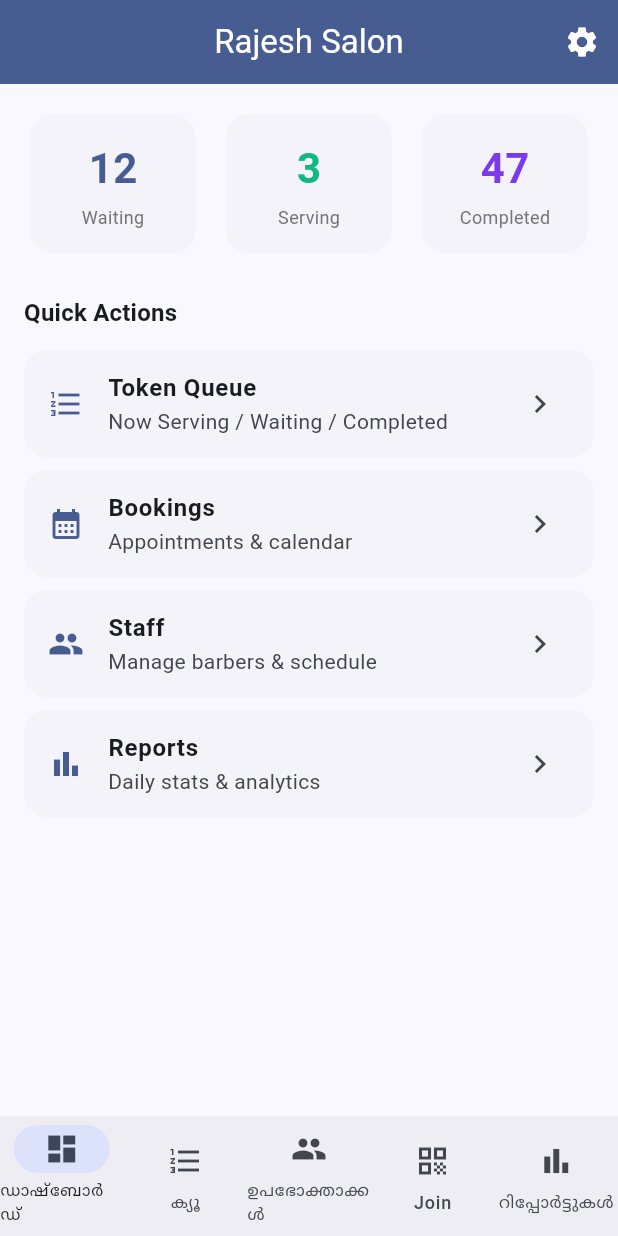
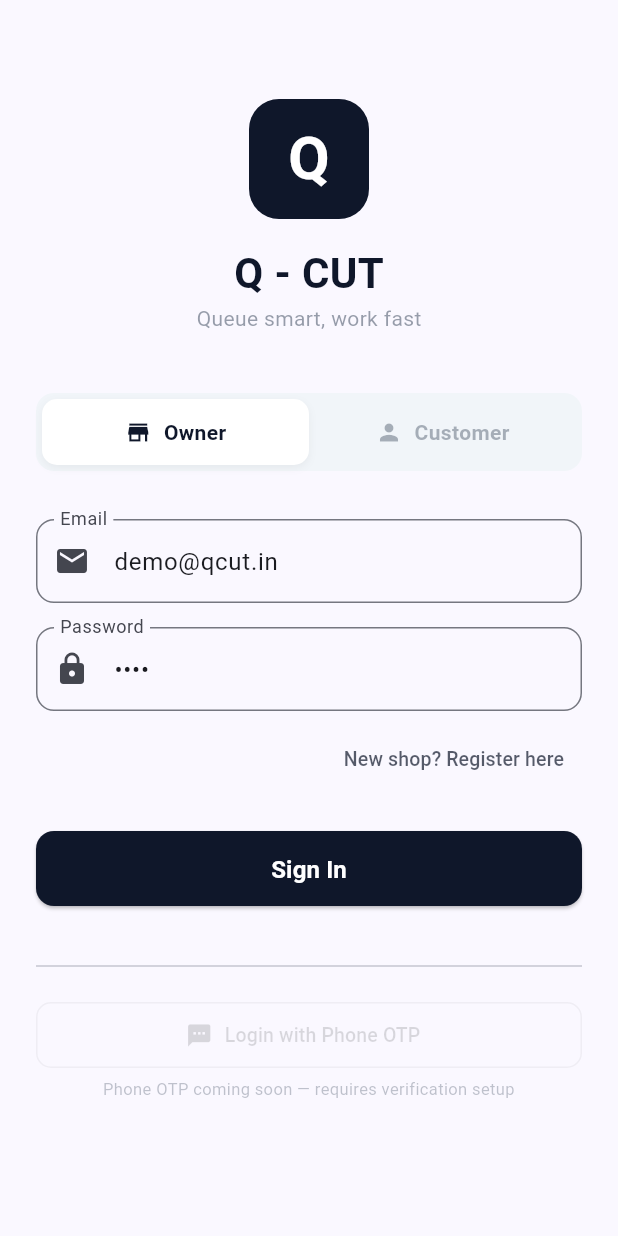
Before and after one commit to sansan69/qcut-flutter, a Flutter app: the screen it shows after launch, on a phone screen of 412 x 824 dp. Run offline on Flutter 3.47's test engine with Material 3 defaults, Android fonts, the phone set to English and light mode, and no system bars; accounts and stored records are empty; Roboto replaces fonts that are missing (Poppins).

Commit message:
feat: auth system — email/password + anonymous + phone OTP stub - AuthService interface with DemoAuthService (works immediately, no backend) - Login screen: Owner/Customer toggle, email+password, register - Customer: anonymous sign-in with just a name — no account, no cost - Phone OTP grayed out for future — ready to wire when budget allows - Sign-out from Dashboard AppBar - Firebase deps commented out in pubspec (uncomment + google-services.json when ready)

```diff
--- a/lib/main.dart
+++ b/lib/main.dart
@@ -1,8 +1,11 @@
 import 'package:flutter/material.dart';
 import 'package:flutter/services.dart';
 import 'package:flutter_localizations/flutter_localizations.dart';
+import 'dart:async';
 import 'l10n/app_localizations.dart';
 import 'theme/app_theme.dart';
+import 'services/auth_service.dart';
+import 'screens/auth/login_screen.dart';
 import 'screens/owner/owner_dashboard_screen.dart';
 import 'screens/owner/token_queue_screen.dart';
 import 'screens/owner/staff_screen.dart';
@@ -36,13 +39,59 @@ class QCutApp extends StatelessWidget {
         GlobalWidgetsLocalizations.delegate,
         GlobalCupertinoLocalizations.delegate,
       ],
-      home: const QCutHome(),
+      home: const AuthGate(),
     );
   }
 }
 
+/// Auth gate — shows login if not signed in, home if signed in
+class AuthGate extends StatefulWidget {
+  const AuthGate({super.key});
+
+  @override
+  State<AuthGate> createState() => _AuthGateState();
+}
+
+class _AuthGateState extends State<AuthGate> {
+  // Use demo auth by default. Swap to FirebaseAuthService when ready.
+  final AuthService _auth = DemoAuthService();
+  StreamSubscription<AuthUser?>? _sub;
+  AuthUser? _user;
+
+  @override
+  void initState() {
+    super.initState();
+    _user = _auth.currentUser;
+    _sub = _auth.authStateChanges.listen((user) {
+      setState(() => _user = user);
+    });
+  }
+
+  @override
+  void dispose() {
+    _sub?.cancel();
+    if (_auth is DemoAuthService) (_auth as DemoAuthService).dispose();
+    super.dispose();
+  }
+
+  @override
+  Widget build(BuildContext context) {
+    if (_user == null) {
+      return LoginScreen(auth: _auth);
+    }
+    return QCutHome(auth: _auth, user: _user!);
+  }
+}
+
+// ──────────────────────────────────────────────
+// Main App (after auth)
+// ──────────────────────────────────────────────
+
 class QCutHome extends StatefulWidget {
-  const QCutHome({super.key});
+  final AuthService auth;
+  final AuthUser user;
+
+  const QCutHome({super.key, required this.auth, required this.user});
 
   @override
   State<QCutHome> createState() => _QCutHomeState();
@@ -51,24 +100,30 @@ class QCutHome extends StatefulWidget {
 class _QCutHomeState extends State<QCutHome> {
   int _currentIndex = 0;
 
-  // Demo data
-  final Tenant _demoTenant = Tenant(
-    id: 'demo-1', name: 'Rajesh Salon', ownerEmail: 'rajesh@demo.com',
-    businessType: 'salon', planLevel: 1, bookingMode: 'token',
-    phone: '+919****3210', address: 'Near Bus Stand, Kollam',
-  );
-
+  // Demo data — in production, fetch from Firestore
+  late final Tenant _demoTenant;
   late final List<Barber> _barbers;
   late final List<TokenEntry> _serving;
   late final List<TokenEntry> _waiting;
   late final List<TokenEntry> _completed;
   late final List<Booking> _bookings;
-
   int _nextToken = 8;
 
   @override
   void initState() {
     super.initState();
+
+    _demoTenant = Tenant(
+      id: widget.user.uid,
+      name: widget.user.email ?? 'My Shop',
+      ownerEmail: widget.user.email ?? '',
+      businessType: 'salon',
+      planLevel: 1,
+      bookingMode: 'token',
+      phone: '+919****3210',
+      address: 'Kerala',
+    );
+
     _barbers = [
       Barber(id: 'b1', name: 'Rajesh', order: 0),
       Barber(id: 'b2', name: 'Faisal', order: 1),
@@ -89,54 +144,49 @@ class _QCutHomeState extends State<QCutHome> {
       TokenEntry(id: '8', tokenNumber: 3, name: 'Harish', status: 'completed', staffName: 'Faisal'),
     ];
     _bookings = [
-      Booking(id: 'bk1', tenantId: 'demo-1', customerName: 'Anil Kumar', phoneNumber: '+919****5555',
+      Booking(id: 'bk1', tenantId: widget.user.uid, customerName: 'Anil Kumar', phoneNumber: '+919****5555',
         barberId: 'b1', barberName: 'Rajesh', date: '2026-05-23', timeSlot: '10:30',
         status: 'confirmed', serviceType: 'Haircut + Beard', bookingCode: 'QC-101', durationMin: 45,
         createdAt: DateTime.now().subtract(const Duration(hours: 2))),
-      Booking(id: 'bk2', tenantId: 'demo-1', customerName: 'Manoj Nair', phoneNumber: '+919****6666',
+      Booking(id: 'bk2', tenantId: widget.user.uid, customerName: 'Manoj Nair', phoneNumber: '+919****6666',
         barberId: 'b2', barberName: 'Faisal', date: '2026-05-23', timeSlot: '11:30',
         status: 'confirmed', serviceType: 'Beard Trim', bookingCode: 'QC-102', durationMin: 20,
         createdAt: DateTime.now().subtract(const Duration(hours: 3))),
-      Booking(id: 'bk3', tenantId: 'demo-1', customerName: 'Sunil Varma', phoneNumber: '+919****7777',
+      Booking(id: 'bk3', tenantId: widget.user.uid, customerName: 'Sunil Varma', phoneNumber: '+919****7777',
         barberId: 'b1', barberName: 'Rajesh', date: '2026-05-21', timeSlot: '14:00',
         status: 'completed', serviceType: 'Haircut', bookingCode: 'QC-98', durationMin: 30,
         createdAt: DateTime.now().subtract(const Duration(days: 2))),
     ];
   }
 
-  // --- Token Queue Actions ---
+  // --- Token Queue ---
   void _callNext() => setState(() {
     HapticFeedback.mediumImpact();
     if (_serving.isNotEmpty) { _completed.insert(0, _serving.first.copyWith(status: 'completed')); _serving.clear(); }
     if (_waiting.isNotEmpty) { _serving.add(_waiting.first.copyWith(status: 'serving')); _waiting.removeAt(0); }
   });
-
   void _complete(TokenEntry t) => setState(() {
     HapticFeedback.lightImpact();
     _serving.remove(t); _completed.insert(0, t.copyWith(status: 'completed'));
     if (_waiting.isNotEmpty) { _serving.add(_waiting.first.copyWith(status: 'serving')); _waiting.removeAt(0); }
   });
-
   void _noShow(TokenEntry t) => setState(() {
     _serving.remove(t); _completed.insert(0, t.copyWith(status: 'no-show'));
     if (_waiting.isNotEmpty) { _serving.add(_waiting.first.copyWith(status: 'serving')); _waiting.removeAt(0); }
   });
-
   void _cancel(TokenEntry t) => setState(() => _waiting.remove(t));
 
-  // --- Customer Actions ---
+  // --- Customer ---
   void _customerJoin(String barberId, String name, String phone) => setState(() {
     final barber = _barbers.firstWhere((b) => b.id == barberId);
     _waiting.add(TokenEntry(
       id: DateTime.now().millisecondsSinceEpoch.toString(),
-      tokenNumber: _nextToken++,
-      name: name, phone: phone, status: 'waiting',
+      tokenNumber: _nextToken++, name: name, phone: phone, status: 'waiting',
       staffName: barber.name,
       date: DateTime.now().toIso8601String().substring(0, 10),
       createdAt: DateTime.now(),
     ));
   });
-
   void _cancelBooking(Booking b) => setState(() {
     final idx = _bookings.indexOf(b);
     _bookings[idx] = Booking(
@@ -148,28 +198,23 @@ class _QCutHomeState extends State<QCutHome> {
     );
   });
 
-  // --- Staff Actions ---
+  // --- Staff ---
   void _addBarber(String name) => setState(() {
     _barbers.add(Barber(id: 'b${_barbers.length + 1}', name: name, order: _barbers.length));
   });
-
   void _toggleBarber(Barber b) => setState(() {
     final idx = _barbers.indexOf(b);
     _barbers[idx] = Barber(id: b.id, name: b.name, isActive: !b.isActive, photoURL: b.photoURL, order: b.order);
   });
-
-  void _deleteBarber(String id) => setState(() {
-    _barbers.removeWhere((b) => b.id == id);
-  });
+  void _deleteBarber(String id) => setState(() => _barbers.removeWhere((b) => b.id == id));
 
   // --- Settings ---
-  void _saveSettings(Tenant updated) => setState(() {
-    // In production: save to Firestore
-  });
+  void _saveSettings(Tenant updated) => setState(() { /* Firestore save in production */ });
 
-  // --- Navigation helpers ---
-  void _push(Widget screen) {
-    Navigator.push(context, MaterialPageRoute(builder: (_) => screen));
+  void _push(Widget screen) => Navigator.push(context, MaterialPageRoute(builder: (_) => screen));
+
+  Future<void> _signOut() async {
+    await widget.auth.signOut();
   }
 
   @override
@@ -178,7 +223,7 @@ class _QCutHomeState extends State<QCutHome> {
 
     return Scaffold(
       body: IndexedStack(index: _currentIndex, children: [
-        // Tab 0: Owner Dashboard
+        // Tab 0: Dashboard
         OwnerDashboardScreen(
           tenant: _demoTenant,
           onOpenQueue: () => _push(TokenQueueScreen(
@@ -192,16 +237,17 @@ class _QCutHomeState extends State<QCutHome> {
             completedTokens: _completed, completedBookings: _bookings.where((b) => b.status == 'completed').toList(),
             waitingTokens: _waiting, servingTokens: _serving,
           )),
+          onSignOut: _signOut,
         ),
-        // Tab 1: Token Queue (owner view)
+        // Tab 1: Queue
         TokenQueueScreen(serving: _serving, waiting: _waiting, completed: _completed,
           onCallNext: _callNext, onComplete: _complete, onNoShow: _noShow, onCancel: _cancel),
-        // Tab 2: Customers (history + list)
+        // Tab 2: Customers
         CustomerListScreen(
           completedTokens: _completed,
           completedBookings: _bookings.where((b) => b.status == 'completed').toList(),
         ),
-        // Tab 3: Join Queue (customer-facing)
+        // Tab 3: Join Queue
         JoinQueueScreen(barbers: _barbers, onJoin: _customerJoin),
         // Tab 4: Reports
         ReportsScreen(
--- /dev/null
+++ b/lib/screens/auth/login_screen.dart
@@ -0,0 +1,261 @@
+import 'package:flutter/material.dart';
+import 'package:flutter/services.dart';
+import '../../services/auth_service.dart';
+import '../../theme/app_theme.dart';
+
+/// Login screen — email/password for owners, name-only for customers
+class LoginScreen extends StatefulWidget {
+  final AuthService auth;
+
+  const LoginScreen({super.key, required this.auth});
+
+  @override
+  State<LoginScreen> createState() => _LoginScreenState();
+}
+
+class _LoginScreenState extends State<LoginScreen> {
+  final _emailCtrl = TextEditingController(text: 'demo@qcut.in');
+  final _passCtrl = TextEditingController(text: 'demo');
+  final _nameCtrl = TextEditingController();
+  final _phoneCtrl = TextEditingController();
+  final _formKey = GlobalKey<FormState>();
+
+  bool _isOwner = true;         // toggle between owner login and customer walk-in
+  bool _isRegistering = false;  // toggle between sign-in and sign-up
+  bool _loading = false;
+  String? _error;
+
+  @override
+  void dispose() {
+    _emailCtrl.dispose();
+    _passCtrl.dispose();
+    _nameCtrl.dispose();
+    _phoneCtrl.dispose();
+    super.dispose();
+  }
+
+  Future<void> _submit() async {
+    if (_isOwner && !_formKey.currentState!.validate()) return;
+    if (!_isOwner && _nameCtrl.text.trim().isEmpty) {
+      setState(() => _error = 'Please enter your name');
+      return;
+    }
+
+    setState(() { _loading = true; _error = null; });
+    HapticFeedback.mediumImpact();
+
+    try {
+      if (_isOwner) {
+        if (_isRegistering) {
+          await widget.auth.signUpWithEmail(_emailCtrl.text.trim(), _passCtrl.text);
+        } else {
+          await widget.auth.signInWithEmail(_emailCtrl.text.trim(), _passCtrl.text);
+        }
+      } else {
+        // Customer: anonymous sign-in with just a name — no account, no cost
+        await widget.auth.signInAnonymously(displayName: _nameCtrl.text.trim());
+      }
+    } on AuthException catch (e) {
+      setState(() { _error = e.message; _loading = false; });
+    } catch (e) {
+      setState(() { _error = 'Something went wrong. Try again.'; _loading = false; });
+    }
+  }
+
+  @override
+  Widget build(BuildContext context) {
+    return Scaffold(
+      body: SafeArea(
+        child: Center(
+          child: SingleChildScrollView(
+            padding: const EdgeInsets.all(24),
+            child: Form(
+              key: _isOwner ? _formKey : null,
+              child: Column(
+                mainAxisSize: MainAxisSize.min,
+                children: [
+                  // Logo
+                  Container(
+                    width: 80, height: 80,
+                    decoration: BoxDecoration(color: QCutColors.navy, borderRadius: BorderRadius.circular(20)),
+                    child: const Center(child: Text('Q', style: TextStyle(color: Colors.white, fontSize: 40, fontWeight: FontWeight.bold))),
+                  ),
+                  const SizedBox(height: 16),
+                  const Text('Q - CUT', style: TextStyle(fontSize: 28, fontWeight: FontWeight.bold, color: QCutColors.navy)),
+                  Text('Queue smart, work fast', style: TextStyle(fontSize: 14, color: QCutColors.charcoal.withValues(alpha: 0.5))),
+                  const SizedBox(height: 40),
+
+                  // Role toggle
+                  Container(
+                    decoration: BoxDecoration(color: QCutColors.surfaceVariant, borderRadius: BorderRadius.circular(12)),
+                    padding: const EdgeInsets.all(4),
+                    child: Row(children: [
+                      Expanded(
+                        child: GestureDetector(
+                          onTap: () => setState(() => _isOwner = true),
+                          child: Container(
+                            padding: const EdgeInsets.symmetric(vertical: 12),
+                            decoration: BoxDecoration(
+                              color: _isOwner ? Colors.white : Colors.transparent,
+                              borderRadius: BorderRadius.circular(10),
+                              boxShadow: _isOwner ? [BoxShadow(color: Colors.black.withValues(alpha: 0.05), blurRadius: 4, offset: const Offset(0, 2))] : null,
+                            ),
+                            child: Row(mainAxisAlignment: MainAxisAlignment.center, children: [
+                              Icon(Icons.store, size: 18, color: _isOwner ? QCutColors.navy : QCutColors.charcoal.withValues(alpha: 0.4)),
+                              const SizedBox(width: 8),
+                              Text('Owner', style: TextStyle(fontWeight: FontWeight.w600, color: _isOwner ? QCutColors.navy : QCutColors.charcoal.withValues(alpha: 0.4))),
+                            ]),
+                          ),
+                        ),
+                      ),
+                      Expanded(
+                        child: GestureDetector(
+                          onTap: () => setState(() => _isOwner = false),
+                          child: Container(
+                            padding: const EdgeInsets.symmetric(vertical: 12),
+                            decoration: BoxDecoration(
+                              color: !_isOwner ? Colors.white : Colors.transparent,
+                              borderRadius: BorderRadius.circular(10),
+                              boxShadow: !_isOwner ? [BoxShadow(color: Colors.black.withValues(alpha: 0.05), blurRadius: 4, offset: const Offset(0, 2))] : null,
+                            ),
+                            child: Row(mainAxisAlignment: MainAxisAlignment.center, children: [
+                              Icon(Icons.person, size: 18, color: !_isOwner ? QCutColors.navy : QCutColors.charcoal.withValues(alpha: 0.4)),
+                              const SizedBox(width: 8),
+                              Text('Customer', style: TextStyle(fontWeight: FontWeight.w600, color: !_isOwner ? QCutColors.navy : QCutColors.charcoal.withValues(alpha: 0.4))),
+                            ]),
+                          ),
+                        ),
+                      ),
+                    ]),
+                  ),
+                  const SizedBox(height: 32),
+
+                  // Error banner
+                  if (_error != null)
+                    Container(
+                      width: double.infinity,
+                      margin: const EdgeInsets.only(bottom: 16),
+                      padding: const EdgeInsets.all(12),
+                      decoration: BoxDecoration(color: QCutColors.redBg, borderRadius: BorderRadius.circular(10)),
+                      child: Row(children: [
+                        const Icon(Icons.error_outline, color: QCutColors.red, size: 18),
+                        const SizedBox(width: 8),
+                        Expanded(child: Text(_error!, style: const TextStyle(color: QCutColors.red, fontSize: 13))),
+                      ]),
+                    ),
+
+                  // Owner login form
+                  if (_isOwner) ...[
+                    TextFormField(
+                      controller: _emailCtrl,
+                      decoration: _deco('Email', 'owner@shop.com', Icons.email),
+                      keyboardType: TextInputType.emailAddress,
+                      validator: (v) => (v == null || !v.contains('@')) ? 'Enter a valid email' : null,
+                    ),
+                    const SizedBox(height: 16),
+                    TextFormField(
+                      controller: _passCtrl,
+                      decoration: _deco('Password', 'Min 4 characters', Icons.lock),
+                      obscureText: true,
+                      validator: (v) => (v == null || v.length < 4) ? 'Min 4 characters' : null,
+                      onFieldSubmitted: (_) => _submit(),
+                    ),
+                    const SizedBox(height: 8),
+                    Align(
+                      alignment: Alignment.centerRight,
+                      child: TextButton(
+                        onPressed: () => setState(() => _isRegistering = !_isRegistering),
+                        child: Text(_isRegistering ? 'Already have an account? Sign in' : 'New shop? Register here',
+                            style: TextStyle(fontSize: 13, color: QCutColors.navy.withValues(alpha: 0.7))),
+                      ),
+                    ),
+                  ],
+
+                  // Customer walk-in form
+                  if (!_isOwner) ...[
+                    TextField(
+                      controller: _nameCtrl,
+                      decoration: _deco('Your Name', 'Enter name to join queue', Icons.person),
+                      textCapitalization: TextCapitalization.words,
+                      onSubmitted: (_) => _submit(),
+                    ),
+                    const SizedBox(height: 16),
+                    TextField(
+                      controller: _phoneCtrl,
+                      decoration: _deco('Phone (optional)', 'For future notifications', Icons.phone),
+                      keyboardType: TextInputType.phone,
+                    ),
+                    const SizedBox(height: 12),
+                    Container(
+                      padding: const EdgeInsets.all(12),
+                      decoration: BoxDecoration(color: QCutColors.emeraldBg, borderRadius: BorderRadius.circular(10)),
+                      child: Row(children: [
+                        const Icon(Icons.info_outline, size: 16, color: QCutColors.emerald),
+                        const SizedBox(width: 8),
+                        Expanded(child: Text('No account needed. Just walk in and get your token.', style: TextStyle(fontSize: 12, color: QCutColors.emerald))),
+                      ]),
+                    ),
+                  ],
+
+                  const SizedBox(height: 24),
+
+                  // Submit button
+                  SizedBox(
+                    width: double.infinity,
+                    height: 50,
+                    child: ElevatedButton(
+                      onPressed: _loading ? null : _submit,
+                      style: ElevatedButton.styleFrom(
+                        backgroundColor: QCutColors.navy,
+                        foregroundColor: Colors.white,
+                        shape: RoundedRectangleBorder(borderRadius: BorderRadius.circular(12)),
+                      ),
+                      child: _loading
+                          ? const SizedBox(width: 22, height: 22, child: CircularProgressIndicator(strokeWidth: 2.5, color: Colors.white))
+                          : Text(_isOwner
+                              ? (_isRegistering ? 'Create Account' : 'Sign In')
+                              : 'Join Queue',
+                              style: const TextStyle(fontSize: 16, fontWeight: FontWeight.bold)),
+                    ),
+                  ),
+
+                  // Phone OTP — future scope
+                  if (_isOwner) ...[
+                    const SizedBox(height: 32),
+                    const Divider(),
+                    const SizedBox(height: 16),
+                    Opacity(
+                      opacity: 0.4,
+                      child: SizedBox(
+                        width: double.infinity,
+                        height: 44,
+                        child: OutlinedButton.icon(
+                          onPressed: null,
+                          icon: const Icon(Icons.sms, size: 18),
+                          label: const Text('Login with Phone OTP', style: TextStyle(fontSize: 13)),
+                          style: OutlinedButton.styleFrom(shape: RoundedRectangleBorder(borderRadius: BorderRadius.circular(10))),
+                        ),
+                      ),
+                    ),
+                    const SizedBox(height: 6),
+                    Text('Phone OTP coming soon — requires verification setup',
+                        textAlign: TextAlign.center,
+                        style: TextStyle(fontSize: 11, color: QCutColors.charcoal.withValues(alpha: 0.3))),
+                  ],
+                  const SizedBox(height: 24),
+                ],
+              ),
+            ),
+          ),
+        ),
+      ),
+    );
+  }
+
+  InputDecoration _deco(String label, String hint, IconData icon) => InputDecoration(
+    labelText: label,
+    hintText: hint,
+    prefixIcon: Icon(icon),
+    border: const OutlineInputBorder(borderRadius: BorderRadius.all(Radius.circular(12))),
+  );
+}
--- a/lib/screens/owner/owner_dashboard_screen.dart
+++ b/lib/screens/owner/owner_dashboard_screen.dart
@@ -9,6 +9,7 @@ class OwnerDashboardScreen extends StatelessWidget {
   final VoidCallback onOpenStaff;
   final VoidCallback onOpenSettings;
   final VoidCallback onOpenReports;
+  final VoidCallback onSignOut;
 
   const OwnerDashboardScreen({
     super.key,
@@ -18,6 +19,7 @@ class OwnerDashboardScreen extends StatelessWidget {
     required this.onOpenStaff,
     required this.onOpenSettings,
     required this.onOpenReports,
+    required this.onSignOut,
   });
 
   @override
@@ -29,6 +31,7 @@ class OwnerDashboardScreen extends StatelessWidget {
         backgroundColor: colors.primary,
         foregroundColor: colors.onPrimary,
         actions: [
+          IconButton(icon: const Icon(Icons.logout), onPressed: onSignOut, tooltip: 'Sign out'),
           IconButton(icon: const Icon(Icons.settings), onPressed: onOpenSettings),
         ],
       ),
--- /dev/null
+++ b/lib/services/auth_service.dart
@@ -0,0 +1,113 @@
+import 'dart:async';
+
+/// Auth result: who logged in and how
+enum AuthRole { owner, customer }
+
+class AuthUser {
+  final String uid;
+  final String? email;
+  final String? displayName;
+  final AuthRole role;
+
+  const AuthUser({
+    required this.uid,
+    this.email,
+    this.displayName,
+    this.role = AuthRole.customer,
+  });
+
+  bool get isOwner => role == AuthRole.owner;
+}
+
+/// Auth errors we handle gracefully
+class AuthException implements Exception {
+  final String message;
+  const AuthException(this.message);
+  @override
+  String toString() => message;
+}
+
+/// Abstract auth interface — swap implementations later
+abstract class AuthService {
+  Stream<AuthUser?> get authStateChanges;
+  AuthUser? get currentUser;
+
+  /// Owner: email + password (free, no per-auth cost)
+  Future<AuthUser> signInWithEmail(String email, String password);
+  Future<AuthUser> signUpWithEmail(String email, String password, {String? displayName});
+
+  /// Customer: anonymous — just a name, no account needed
+  Future<AuthUser> signInAnonymously({String? displayName});
+
+  /// Phone OTP — COSTS MONEY. Disabled in MVP, stub for future.
+  /// Will throw UnimplementedError until phone auth is configured.
+  Future<void> verifyPhoneNumber({
+    required String phoneNumber,
+    required Function(String verificationId) onCodeSent,
+    required Function(AuthUser user) onVerified,
+    required Function(String error) onError,
+  });
+
+  /// Sign out current user
+  Future<void> signOut();
+}
+
+// ──────────────────────────────────────────────
+// Demo Auth (works without Firebase, no backend)
+// ──────────────────────────────────────────────
+
+class DemoAuthService implements AuthService {
+  AuthUser? _currentUser;
+  final _controller = StreamController<AuthUser?>.broadcast();
+
+  @override
+  Stream<AuthUser?> get authStateChanges => _controller.stream;
+
+  @override
+  AuthUser? get currentUser => _currentUser;
+
+  @override
+  Future<AuthUser> signInWithEmail(String email, String password) async {
+    if (email.isEmpty || password.length < 4) {
+      throw AuthException('Invalid credentials');
+    }
+    _currentUser = AuthUser(uid: 'demo-${email.hashCode}', email: email, role: AuthRole.owner);
+    _controller.add(_currentUser);
+    return _currentUser!;
+  }
+
+  @override
+  Future<AuthUser> signUpWithEmail(String email, String password, {String? displayName}) async {
+    if (email.isEmpty || password.length < 4) {
+      throw AuthException('Password must be at least 4 characters');
+    }
+    _currentUser = AuthUser(uid: 'demo-${email.hashCode}', email: email, displayName: displayName, role: AuthRole.owner);
+    _controller.add(_currentUser);
+    return _currentUser!;
+  }
+
+  @override
+  Future<AuthUser> signInAnonymously({String? displayName}) async {
+    _currentUser = AuthUser(uid: 'anon-${DateTime.now().millisecondsSinceEpoch}', displayName: displayName, role: AuthRole.customer);
+    _controller.add(_currentUser);
+    return _currentUser!;
+  }
+
+  @override
+  Future<void> verifyPhoneNumber({
+    required String phoneNumber,
+    required Function(String verificationId) onCodeSent,
+    required Function(AuthUser user) onVerified,
+    required Function(String error) onError,
+  }) async {
+    onError('Phone OTP is not available in demo mode. Set up Firebase to enable.');
+  }
+
+  @override
+  Future<void> signOut() async {
+    _currentUser = null;
+    _controller.add(null);
+  }
+
+  void dispose() => _controller.close();
+}
--- a/pubspec.yaml
+++ b/pubspec.yaml
@@ -31,12 +31,12 @@ dependencies:
   flutter:
     sdk: flutter
 
-  # The following adds the Cupertino Icons font to your application.
-  # Use with the CupertinoIcons class for iOS style icons.
   cupertino_icons: ^1.0.8
   flutter_localizations:
     sdk: flutter
   intl: ^0.19.0
+  # firebase_core: ^2.32.0      # Uncomment when Firebase is ready
+  # firebase_auth: ^4.16.0       # Uncomment when Firebase is ready
 
 dev_dependencies:
   flutter_test:
```
